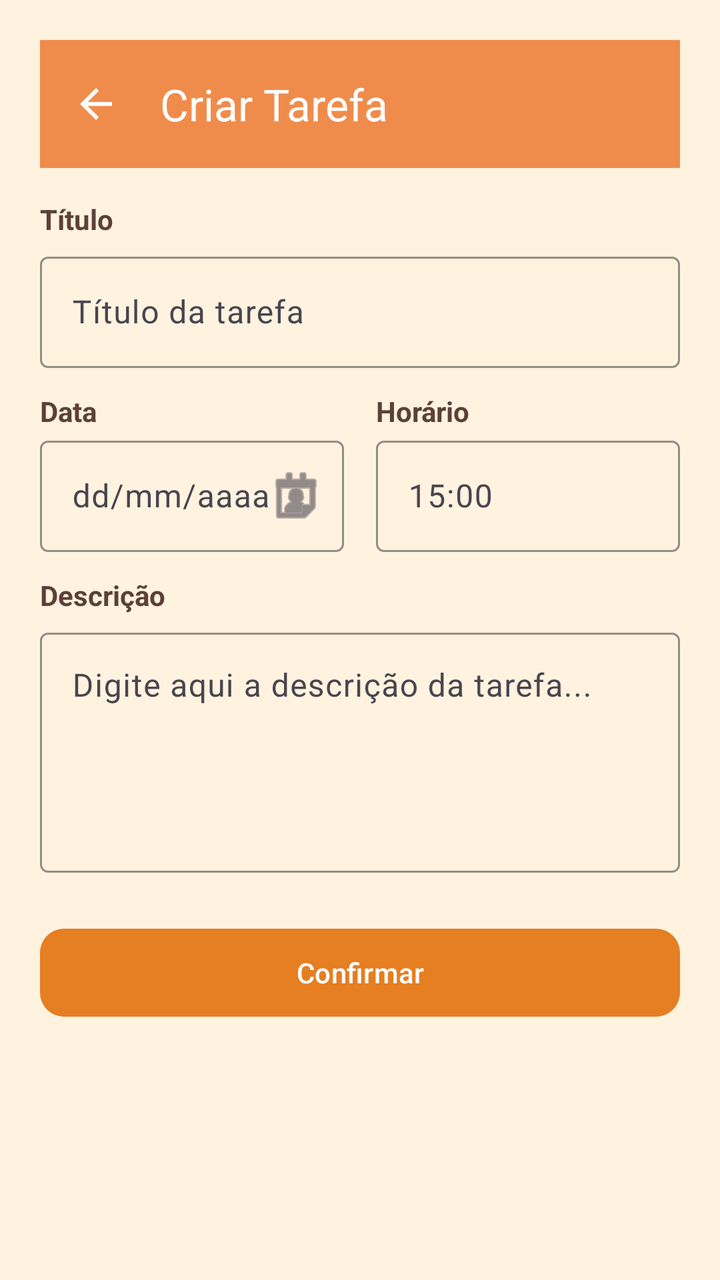
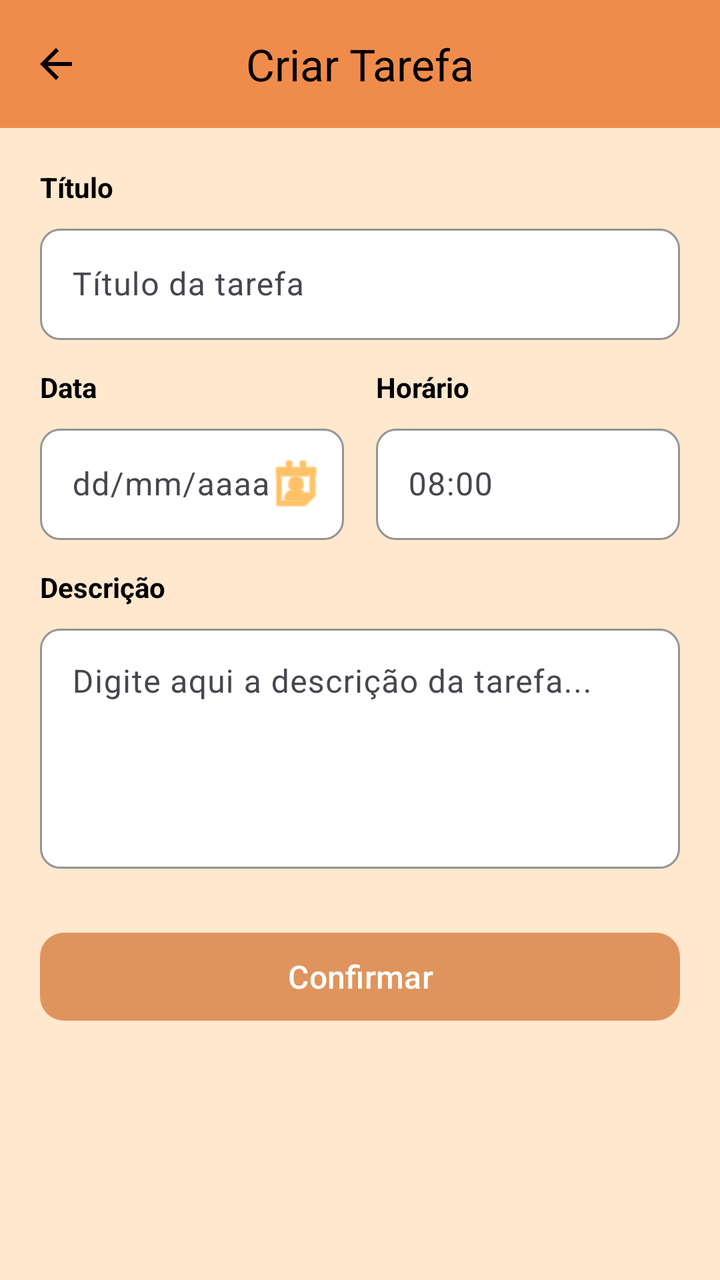

Compare the two renders of this Android layout. The source of the first and the diff that turns it into the second are given below.
<!-- AndroidManifest.xml: application theme Theme.ProtPetverso1 -->
<!-- res/layout/activity_criar_tarefa.xml -->
<?xml version="1.0" encoding="utf-8"?>
<ScrollView xmlns:android="http://schemas.android.com/apk/res/android"
    xmlns:app="http://schemas.android.com/apk/res-auto"
    android:layout_width="match_parent"
    android:layout_height="match_parent"
    android:background="#FFF3E0"
    android:fillViewport="true">

    <LinearLayout
        android:layout_width="match_parent"
        android:layout_height="wrap_content"
        android:orientation="vertical"
        android:padding="20dp">

        <com.google.android.material.appbar.MaterialToolbar
            android:id="@+id/toolbarCriarTarefa"
            android:layout_width="match_parent"
            android:layout_height="wrap_content"
            android:background="#f08c4b"
            app:navigationIcon="@drawable/baseline_arrow_back"
            app:navigationIconTint="@android:color/white"
            app:title="Criar Tarefa"
            app:titleTextColor="@android:color/white" />

        <TextView
            android:layout_width="wrap_content"
            android:layout_height="wrap_content"
            android:layout_marginTop="16dp"
            android:text="Título"
            android:textStyle="bold"
            android:textColor="#5D4037" />

        <com.google.android.material.textfield.TextInputLayout
            android:layout_width="match_parent"
            android:layout_height="wrap_content"
            android:layout_marginTop="4dp"
            app:boxBackgroundMode="outline"
            app:boxStrokeColor="#FF9800">

            <com.google.android.material.textfield.TextInputEditText
                android:id="@+id/edtTituloTarefa"
                android:layout_width="match_parent"
                android:layout_height="wrap_content"
                android:hint="Título da tarefa"
                android:inputType="textCapSentences" />
        </com.google.android.material.textfield.TextInputLayout>

        <LinearLayout
            android:layout_width="match_parent"
            android:layout_height="wrap_content"
            android:layout_marginTop="12dp"
            android:orientation="horizontal">

            <LinearLayout
                android:layout_width="0dp"
                android:layout_height="wrap_content"
                android:layout_weight="1"
                android:orientation="vertical"
                android:layout_marginEnd="8dp">

                <TextView
                    android:layout_width="wrap_content"
                    android:layout_height="wrap_content"
                    android:text="Data"
                    android:textStyle="bold"
                    android:textColor="#5D4037" />

                <com.google.android.material.textfield.TextInputLayout
                    android:layout_width="match_parent"
                    android:layout_height="wrap_content"
                    app:boxBackgroundMode="outline"
                    app:boxStrokeColor="#FF9800"
                    app:endIconMode="custom"
                    app:endIconDrawable="@android:drawable/ic_menu_my_calendar">

                    <com.google.android.material.textfield.TextInputEditText
                        android:id="@+id/edtDataTarefa"
                        android:layout_width="match_parent"
                        android:layout_height="wrap_content"
                        android:hint="dd/mm/aaaa"
                        android:focusable="false"
                        android:clickable="true" />
                </com.google.android.material.textfield.TextInputLayout>
            </LinearLayout>

            <LinearLayout
                android:layout_width="0dp"
                android:layout_height="wrap_content"
                android:layout_weight="1"
                android:orientation="vertical"
                android:layout_marginStart="8dp">

                <TextView
                    android:layout_width="wrap_content"
                    android:layout_height="wrap_content"
                    android:text="Horário"
                    android:textStyle="bold"
                    android:textColor="#5D4037" />

                <com.google.android.material.textfield.TextInputLayout
                    android:layout_width="match_parent"
                    android:layout_height="wrap_content"
                    app:boxBackgroundMode="outline"
                    app:boxStrokeColor="#FF9800">

                    <com.google.android.material.textfield.TextInputEditText
                        android:id="@+id/edtHoraTarefa"
                        android:layout_width="match_parent"
                        android:layout_height="wrap_content"
                        android:hint="15:00"
                        android:focusable="false"
                        android:clickable="true" />
                </com.google.android.material.textfield.TextInputLayout>
            </LinearLayout>
        </LinearLayout>

        <TextView
            android:layout_width="wrap_content"
            android:layout_height="wrap_content"
            android:layout_marginTop="12dp"
            android:text="Descrição"
            android:textStyle="bold"
            android:textColor="#5D4037" />

        <com.google.android.material.textfield.TextInputLayout
            android:layout_width="match_parent"
            android:layout_height="wrap_content"
            android:layout_marginTop="4dp"
            app:boxBackgroundMode="outline"
            app:boxStrokeColor="#FF9800">

            <com.google.android.material.textfield.TextInputEditText
                android:id="@+id/edtDescTarefa"
                android:layout_width="match_parent"
                android:layout_height="120dp"
                android:gravity="top"
                android:hint="Digite aqui a descrição da tarefa..."
                android:inputType="textMultiLine" />
        </com.google.android.material.textfield.TextInputLayout>

        <com.google.android.material.button.MaterialButton
            android:id="@+id/btnConfirmarTarefa"
            android:layout_width="match_parent"
            android:layout_height="52dp"
            android:layout_marginTop="24dp"
            android:text="Confirmar"
            android:textAllCaps="false"
            app:backgroundTint="#E67E22"
            app:cornerRadius="12dp" />
    </LinearLayout>
</ScrollView>
<!-- resources referenced by this layout -->
<resources>
  <!-- drawable baseline_arrow_back (drawable) -->
  <vector xmlns:android="http://schemas.android.com/apk/res/android" android:autoMirrored="true" android:height="24dp" android:tint="#000000" android:viewportHeight="24" android:viewportWidth="24" android:width="24dp">
        
      <path android:fillColor="@android:color/white" android:pathData="M20,11H7.83l5.59,-5.59L12,4l-8,8 8,8 1.41,-1.41L7.83,13H20v-2z"/>
      
  </vector>
  <style name="Theme.ProtPetverso1" parent="Base.Theme.ProtPetverso1">
      </style>
  <style name="Base.Theme.ProtPetverso1" parent="Theme.Material3.DayNight.NoActionBar">
          
          
      </style>
</resources>

<!-- the commit's change to res/layout/activity_criar_tarefa.xml (unified diff, before → after) -->
@@ -1,151 +1,194 @@
 <?xml version="1.0" encoding="utf-8"?>
-<ScrollView xmlns:android="http://schemas.android.com/apk/res/android"
+<LinearLayout xmlns:android="http://schemas.android.com/apk/res/android"
     xmlns:app="http://schemas.android.com/apk/res-auto"
     android:layout_width="match_parent"
     android:layout_height="match_parent"
-    android:background="#FFF3E0"
-    android:fillViewport="true">
+    android:orientation="vertical"
+    android:background="#FFE8CE">
 
-    <LinearLayout
+    <com.google.android.material.appbar.MaterialToolbar
+        android:id="@+id/toolbarCriarTarefa"
         android:layout_width="match_parent"
-        android:layout_height="wrap_content"
-        android:orientation="vertical"
-        android:padding="20dp">
+        android:layout_height="?attr/actionBarSize"
+        android:background="#F08C4B"
+        app:navigationIcon="@drawable/baseline_arrow_back"
+        app:navigationIconTint="#000000"
+        app:title="Criar Tarefa"
+        app:titleTextColor="#000000"
+        app:titleCentered="true" />
 
-        <com.google.android.material.appbar.MaterialToolbar
-            android:id="@+id/toolbarCriarTarefa"
-            android:layout_width="match_parent"
-            android:layout_height="wrap_content"
-            android:background="#f08c4b"
-            app:navigationIcon="@drawable/baseline_arrow_back"
-            app:navigationIconTint="@android:color/white"
-            app:title="Criar Tarefa"
-            app:titleTextColor="@android:color/white" />
-
-        <TextView
-            android:layout_width="wrap_content"
-            android:layout_height="wrap_content"
-            android:layout_marginTop="16dp"
-            android:text="Título"
-            android:textStyle="bold"
-            android:textColor="#5D4037" />
-
-        <com.google.android.material.textfield.TextInputLayout
-            android:layout_width="match_parent"
-            android:layout_height="wrap_content"
-            android:layout_marginTop="4dp"
-            app:boxBackgroundMode="outline"
-            app:boxStrokeColor="#FF9800">
-
-            <com.google.android.material.textfield.TextInputEditText
-                android:id="@+id/edtTituloTarefa"
-                android:layout_width="match_parent"
-                android:layout_height="wrap_content"
-                android:hint="Título da tarefa"
-                android:inputType="textCapSentences" />
-        </com.google.android.material.textfield.TextInputLayout>
+    <ScrollView
+        android:layout_width="match_parent"
+        android:layout_height="0dp"
+        android:layout_weight="1"
+        android:fillViewport="true"
+        android:clipToPadding="false">
 
         <LinearLayout
             android:layout_width="match_parent"
             android:layout_height="wrap_content"
-            android:layout_marginTop="12dp"
-            android:orientation="horizontal">
+            android:orientation="vertical"
+            android:padding="20dp">
+
+            <TextView
+                android:layout_width="wrap_content"
+                android:layout_height="wrap_content"
+                android:text="Título"
+                android:textColor="#000000"
+                android:textStyle="bold"
+                android:textSize="14sp" />
+
+            <com.google.android.material.textfield.TextInputLayout
+                android:layout_width="match_parent"
+                android:layout_height="wrap_content"
+                android:layout_marginTop="6dp"
+                app:boxBackgroundMode="outline"
+                app:boxBackgroundColor="#FFFFFF"
+                app:boxStrokeColor="#FF9800"
+                app:boxCornerRadiusTopStart="10dp"
+                app:boxCornerRadiusTopEnd="10dp"
+                app:boxCornerRadiusBottomStart="10dp"
+                app:boxCornerRadiusBottomEnd="10dp">
+
+                <com.google.android.material.textfield.TextInputEditText
+                    android:id="@+id/edtTituloTarefa"
+                    android:layout_width="match_parent"
+                    android:layout_height="wrap_content"
+                    android:hint="Título da tarefa"
+                    android:inputType="textCapSentences"
+                    android:textColor="#000000"
+                    android:textColorHint="#AAAAAA" />
+            </com.google.android.material.textfield.TextInputLayout>
 
             <LinearLayout
-                android:layout_width="0dp"
+                android:layout_width="match_parent"
                 android:layout_height="wrap_content"
-                android:layout_weight="1"
-                android:orientation="vertical"
-                android:layout_marginEnd="8dp">
+                android:layout_marginTop="14dp"
+                android:orientation="horizontal">
 
-                <TextView
-                    android:layout_width="wrap_content"
+                <LinearLayout
+                    android:layout_width="0dp"
                     android:layout_height="wrap_content"
-                    android:text="Data"
-                    android:textStyle="bold"
-                    android:textColor="#5D4037" />
+                    android:layout_weight="1"
+                    android:layout_marginEnd="8dp"
+                    android:orientation="vertical">
 
-                <com.google.android.material.textfield.TextInputLayout
-                    android:layout_width="match_parent"
-                    android:layout_height="wrap_content"
-                    app:boxBackgroundMode="outline"
-                    app:boxStrokeColor="#FF9800"
-                    app:endIconMode="custom"
-                    app:endIconDrawable="@android:drawable/ic_menu_my_calendar">
+                    <TextView
+                        android:layout_width="wrap_content"
+                        android:layout_height="wrap_content"
+                        android:text="Data"
+                        android:textColor="#000000"
+                        android:textStyle="bold"
+                        android:textSize="14sp" />
 
-                    <com.google.android.material.textfield.TextInputEditText
-                        android:id="@+id/edtDataTarefa"
+                    <com.google.android.material.textfield.TextInputLayout
                         android:layout_width="match_parent"
                         android:layout_height="wrap_content"
-                        android:hint="dd/mm/aaaa"
-                        android:focusable="false"
-                        android:clickable="true" />
-                </com.google.android.material.textfield.TextInputLayout>
+                        android:layout_marginTop="6dp"
+                        app:boxBackgroundMode="outline"
+                        app:boxBackgroundColor="#FFFFFF"
+                        app:boxStrokeColor="#FF9800"
+                        app:endIconMode="custom"
+                        app:endIconDrawable="@android:drawable/ic_menu_my_calendar"
+                        app:endIconTint="#FF9800"
+                        app:boxCornerRadiusTopStart="10dp"
+                        app:boxCornerRadiusTopEnd="10dp"
+                        app:boxCornerRadiusBottomStart="10dp"
+                        app:boxCornerRadiusBottomEnd="10dp">
+
+                        <com.google.android.material.textfield.TextInputEditText
+                            android:id="@+id/edtDataTarefa"
+                            android:layout_width="match_parent"
+                            android:layout_height="wrap_content"
+                            android:hint="dd/mm/aaaa"
+                            android:focusable="false"
+                            android:clickable="true"
+                            android:textColor="#000000" />
+                    </com.google.android.material.textfield.TextInputLayout>
+                </LinearLayout>
+
+                <LinearLayout
+                    android:layout_width="0dp"
+                    android:layout_height="wrap_content"
+                    android:layout_weight="1"
+                    android:layout_marginStart="8dp"
+                    android:orientation="vertical">
+
+                    <TextView
+                        android:layout_width="wrap_content"
+                        android:layout_height="wrap_content"
+                        android:text="Horário"
+                        android:textColor="#000000"
+                        android:textStyle="bold"
+                        android:textSize="14sp" />
+
+                    <com.google.android.material.textfield.TextInputLayout
+                        android:layout_width="match_parent"
+                        android:layout_height="wrap_content"
+                        android:layout_marginTop="6dp"
+                        app:boxBackgroundMode="outline"
+                        app:boxBackgroundColor="#FFFFFF"
+                        app:boxStrokeColor="#FF9800"
+                        app:boxCornerRadiusTopStart="10dp"
+                        app:boxCornerRadiusTopEnd="10dp"
+                        app:boxCornerRadiusBottomStart="10dp"
+                        app:boxCornerRadiusBottomEnd="10dp">
+
+                        <com.google.android.material.textfield.TextInputEditText
+                            android:id="@+id/edtHoraTarefa"
+                            android:layout_width="match_parent"
+                            android:layout_height="wrap_content"
+                            android:hint="08:00"
+                            android:focusable="false"
+                            android:clickable="true"
+                            android:textColor="#000000" />
+                    </com.google.android.material.textfield.TextInputLayout>
+                </LinearLayout>
             </LinearLayout>
 
-            <LinearLayout
-                android:layout_width="0dp"
+            <TextView
+                android:layout_width="wrap_content"
                 android:layout_height="wrap_content"
-                android:layout_weight="1"
-                android:orientation="vertical"
-                android:layout_marginStart="8dp">
+                android:layout_marginTop="14dp"
+                android:text="Descrição"
+                android:textColor="#000000"
+                android:textStyle="bold"
+                android:textSize="14sp" />
 
-                <TextView
-                    android:layout_width="wrap_content"
-                    android:layout_height="wrap_content"
-                    android:text="Horário"
-                    android:textStyle="bold"
-                    android:textColor="#5D4037" />
+            <com.google.android.material.textfield.TextInputLayout
+                android:layout_width="match_parent"
+                android:layout_height="wrap_content"
+                android:layout_marginTop="6dp"
+                app:boxBackgroundMode="outline"
+                app:boxBackgroundColor="#FFFFFF"
+                app:boxStrokeColor="#FF9800"
+                app:boxCornerRadiusTopStart="10dp"
+                app:boxCornerRadiusTopEnd="10dp"
+                app:boxCornerRadiusBottomStart="10dp"
+                app:boxCornerRadiusBottomEnd="10dp">
 
-                <com.google.android.material.textfield.TextInputLayout
+                <com.google.android.material.textfield.TextInputEditText
+                    android:id="@+id/edtDescTarefa"
                     android:layout_width="match_parent"
-                    android:layout_height="wrap_content"
-                    app:boxBackgroundMode="outline"
-                    app:boxStrokeColor="#FF9800">
+                    android:layout_height="120dp"
+                    android:gravity="top|start"
+                    android:hint="Digite aqui a descrição da tarefa..."
+                    android:inputType="textMultiLine"
+                    android:textColor="#000000"
+                    android:textColorHint="#AAAAAA" />
+            </com.google.android.material.textfield.TextInputLayout>
 
-                    <com.google.android.material.textfield.TextInputEditText
-                        android:id="@+id/edtHoraTarefa"
-                        android:layout_width="match_parent"
-                        android:layout_height="wrap_content"
-                        android:hint="15:00"
-                        android:focusable="false"
-                        android:clickable="true" />
-                </com.google.android.material.textfield.TextInputLayout>
-            </LinearLayout>
+            <com.google.android.material.button.MaterialButton
+                android:id="@+id/btnConfirmarTarefa"
+                android:layout_width="match_parent"
+                android:layout_height="52dp"
+                android:layout_marginTop="28dp"
+                android:text="Confirmar"
+                android:textAllCaps="false"
+                android:textColor="#FFFFFF"
+                android:textSize="16sp"
+                app:backgroundTint="#DF945D"
+                app:cornerRadius="12dp" />
         </LinearLayout>
-
-        <TextView
-            android:layout_width="wrap_content"
-            android:layout_height="wrap_content"
-            android:layout_marginTop="12dp"
-            android:text="Descrição"
-            android:textStyle="bold"
-            android:textColor="#5D4037" />
-
-        <com.google.android.material.textfield.TextInputLayout
-            android:layout_width="match_parent"
-            android:layout_height="wrap_content"
-            android:layout_marginTop="4dp"
-            app:boxBackgroundMode="outline"
-            app:boxStrokeColor="#FF9800">
-
-            <com.google.android.material.textfield.TextInputEditText
-                android:id="@+id/edtDescTarefa"
-                android:layout_width="match_parent"
-                android:layout_height="120dp"
-                android:gravity="top"
-                android:hint="Digite aqui a descrição da tarefa..."
-                android:inputType="textMultiLine" />
-        </com.google.android.material.textfield.TextInputLayout>
-
-        <com.google.android.material.button.MaterialButton
-            android:id="@+id/btnConfirmarTarefa"
-            android:layout_width="match_parent"
-            android:layout_height="52dp"
-            android:layout_marginTop="24dp"
-            android:text="Confirmar"
-            android:textAllCaps="false"
-            app:backgroundTint="#E67E22"
-            app:cornerRadius="12dp" />
-    </LinearLayout>
-</ScrollView>
+    </ScrollView>
+</LinearLayout>
